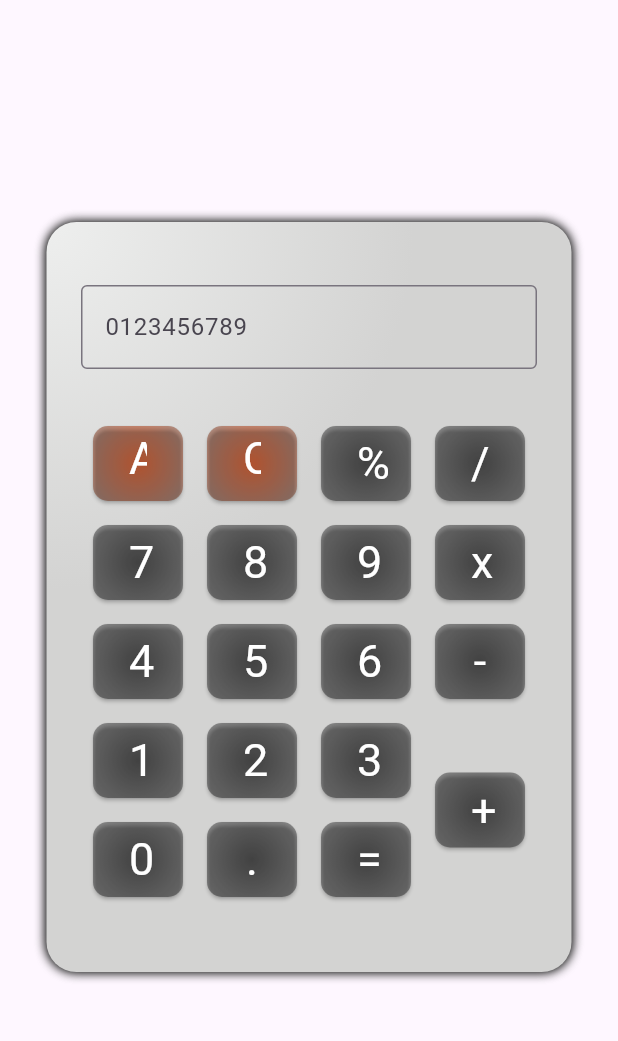
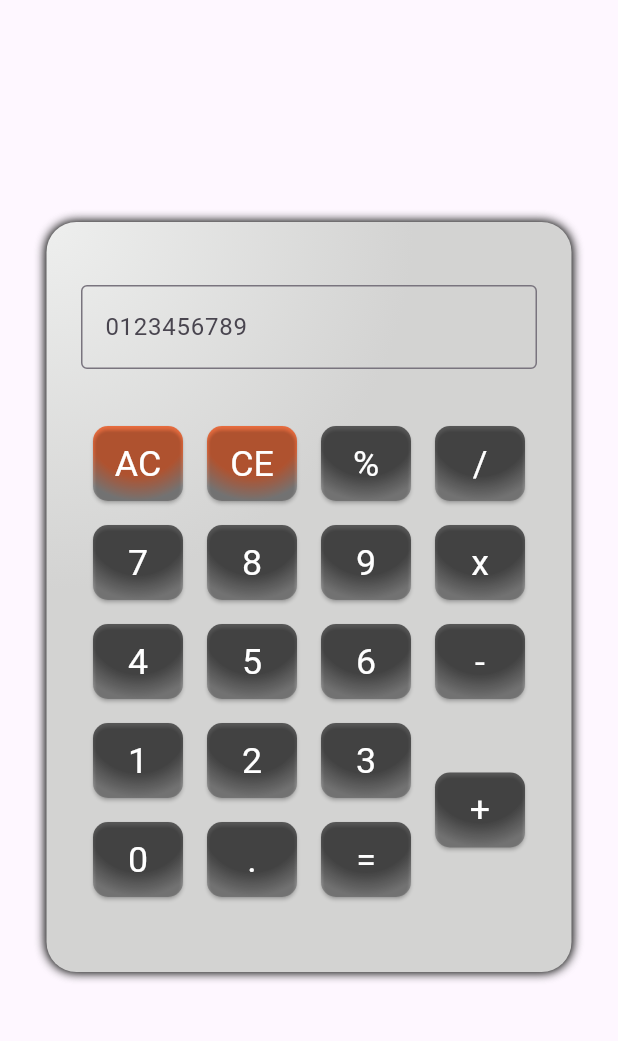
Before and after one commit to davopaco/mobile-apps, a Flutter app: the screen it shows after launch, on a phone screen of 412 x 824 dp, the part 63-1104 px from its top. Run offline on Flutter 3.47's test engine with Material 3 defaults, Android fonts, the phone set to English and light mode, and no system bars.

Commit message:
style: :lipstick: Fixed font size on the buttons

```diff
--- a/calculator/lib/calculadora.dart
+++ b/calculator/lib/calculadora.dart
@@ -19,6 +19,7 @@ Widget calculatorButton(String symbol) {
       shape: RoundedRectangleBorder(borderRadius: BorderRadius.circular(10)),
       minimumSize: const Size(60, 50),
       maximumSize: const Size(60, 50),
+      padding: const EdgeInsets.all(8),
       backgroundColor: Colors.transparent);
 
   return Padding(
@@ -27,18 +28,25 @@ Widget calculatorButton(String symbol) {
           decoration: BoxDecoration(
               borderRadius: BorderRadius.circular(10),
               gradient: RadialGradient(
-                  center: const Alignment(0, 0),
+                  center: const Alignment(0, -1),
                   radius: 1,
-                  colors: <Color>[buttonColour, Colors.grey])),
+                  colors: <Color>[
+                    buttonColour,
+                    buttonColour,
+                    buttonColour,
+                    Colors.grey
+                  ])),
           child: ElevatedButton(
               onPressed: () => print(symbol),
               style: elevatedButtonStyle,
+              child: FittedBox(
+                fit: BoxFit.scaleDown,
                 child: Text(symbol,
                     style: const TextStyle(
                         color: Colors.white,
-                    fontSize: 30,
+                        fontSize: 40,
                         fontWeight: FontWeight.normal)),
-          )));
+              ))));
 }
 
 class _CalculatorState extends State<Calculator> {
```
Lines whose indentation alone changed are shown as unchanged.
